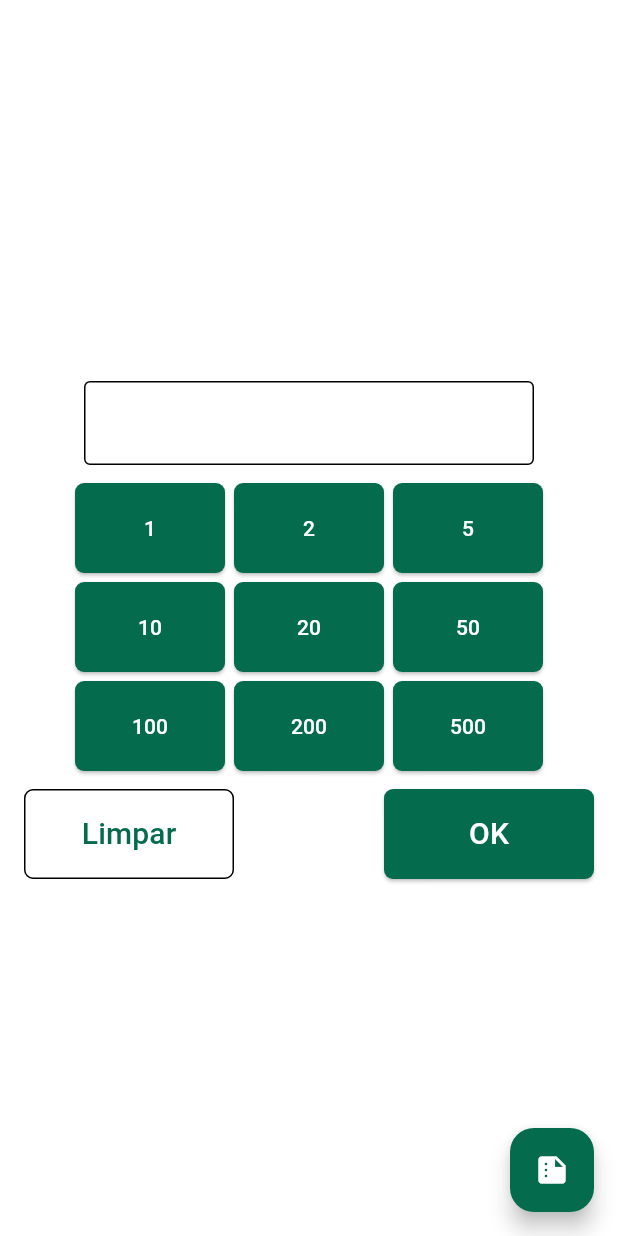
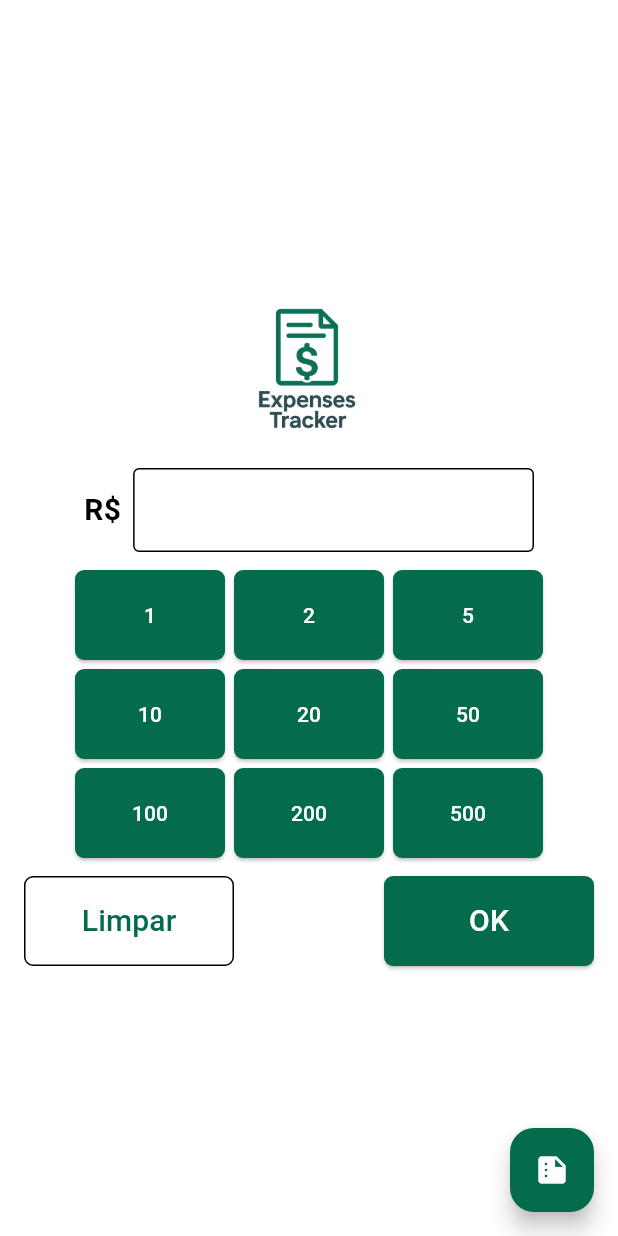
Before and after one commit to fbalbinoribeiro/expense-tracker-app, a Flutter app: the screen it shows after launch, on a phone screen of 412 x 824 dp. Run offline on Flutter 3.47's test engine with Material 3 defaults, Android fonts, the light colour scheme and no system bars; our stand-ins replace drift; accounts and stored records are empty; generated files the repository leaves out were written again.

Commit message:
feat: input readonly + logo

```diff
--- a/expense_tracker_app/lib/features/amount_selector.dart
+++ b/expense_tracker_app/lib/features/amount_selector.dart
@@ -1,4 +1,3 @@
-import 'package:currency_text_input_formatter/currency_text_input_formatter.dart';
 import 'package:expense_tracker_app/features/category_selector.dart';
 import 'package:flutter/material.dart';
 
@@ -22,9 +21,10 @@ class _AmountSelectorState extends State<AmountSelector> {
   }
 
   void _addAmount(int amount) {
-    final current = int.tryParse(_controller.text) ?? 0;
+    final current =
+        double.tryParse(_controller.text.replaceAll(',', '.')) ?? 0.0;
     final newValue = current + amount;
-    _controller.text = newValue.toString();
+    _controller.text = newValue.toStringAsFixed(2);
   }
 
   @override
@@ -35,17 +35,35 @@ class _AmountSelectorState extends State<AmountSelector> {
         crossAxisAlignment: CrossAxisAlignment.center,
         children: [
           const SizedBox(height: 16),
+          Center(
+            child: SizedBox(
+              width: 100,
+              height: 100,
+              child: Image.asset('assets/icon/app_icon_transparent.png'),
+            ),
+          ),
+          const SizedBox(height: 16),
           SizedBox(
             width: 300,
-            child: TextField(
-              controller: _controller,
-              decoration: InputDecoration(border: OutlineInputBorder()),
-              keyboardType: TextInputType.numberWithOptions(decimal: true),
-              inputFormatters: [
-                CurrencyTextInputFormatter.currency(
-                  locale: 'pt_BR',
-                  symbol: 'R\$ ',
-                  decimalDigits: 2,
+            child: Row(
+              children: [
+                Padding(
+                  padding: const EdgeInsets.only(right: 8.0),
+                  child: Text(
+                    'R\$',
+                    style: TextStyle(fontSize: 20, fontWeight: FontWeight.bold),
+                  ),
+                ),
+                Expanded(
+                  child: TextField(
+                    controller: _controller,
+                    decoration: InputDecoration(border: OutlineInputBorder()),
+                    keyboardType: TextInputType.numberWithOptions(
+                      decimal: true,
+                    ),
+                    textAlign: TextAlign.right,
+                    readOnly: true,
+                  ),
                 ),
               ],
             ),
--- a/expense_tracker_app/pubspec.yaml
+++ b/expense_tracker_app/pubspec.yaml
@@ -12,7 +12,6 @@ dependencies:
     sdk: flutter
 
   cupertino_icons: ^1.0.8
-  currency_text_input_formatter: ^2.0.0
   path_provider: ^2.1.5
   drift: ^2.28.1
   drift_flutter: ^0.2.5
@@ -34,6 +33,8 @@ dev_dependencies:
 
 flutter:
   uses-material-design: true
+  assets:
+    - assets/icon/app_icon_transparent.png
 
 flutter_icons:
   android: true
```
